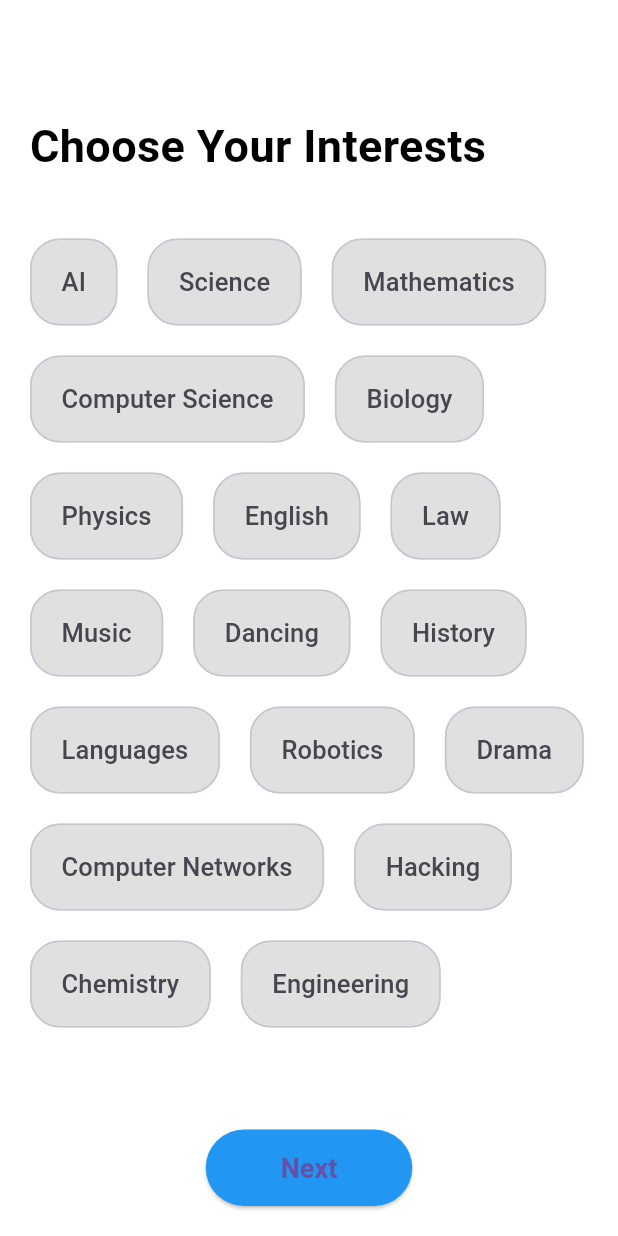
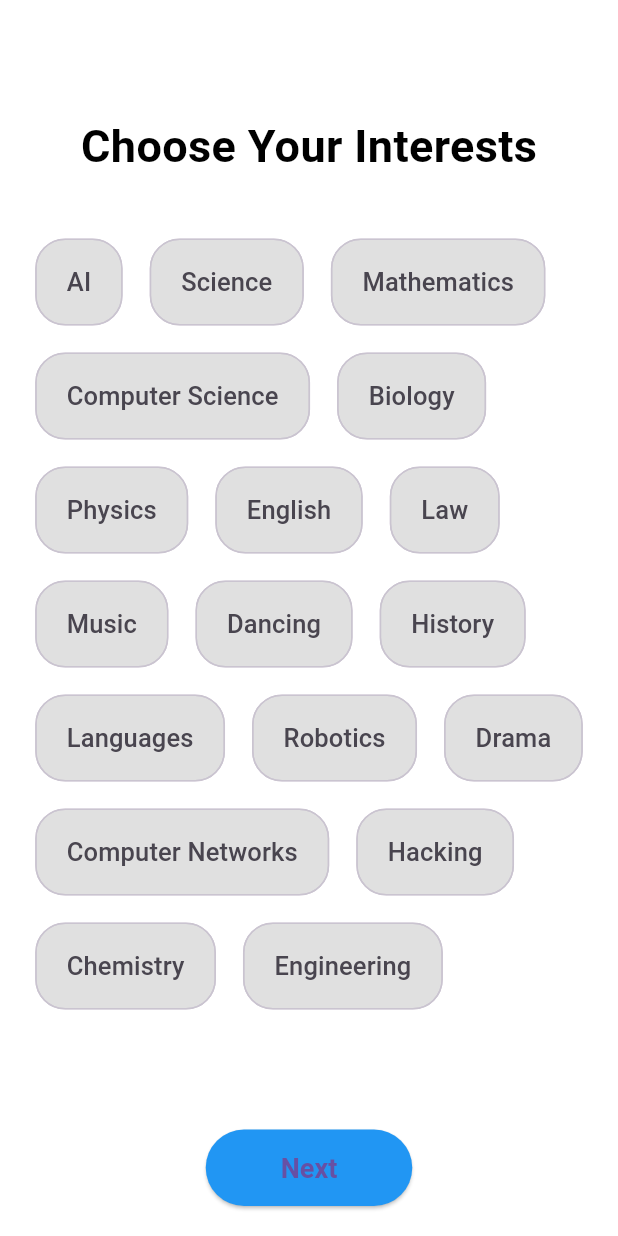
Before and after one commit to AdithyaSean/next-step-flutter, a Flutter app: the screen it shows after launch, on a phone screen of 412 x 824 dp. Run offline on Flutter 3.47's test engine with Material 3 defaults, Android fonts, the phone set to English and light mode, and no system bars.

Commit message:
update interest.dart

```diff
--- a/lib/interest.dart
+++ b/lib/interest.dart
@@ -40,7 +40,7 @@ class _InterestsPageState extends State<InterestsPage> {
       body: Padding(
         padding: const EdgeInsets.all(20.0),
         child: Column(
-          crossAxisAlignment: CrossAxisAlignment.start,
+          crossAxisAlignment: CrossAxisAlignment.center,
           children: [
             Text(
               'Choose Your Interests',
@@ -48,14 +48,12 @@ class _InterestsPageState extends State<InterestsPage> {
                 color: Colors.black,
                 fontSize: 30,
                 fontWeight: FontWeight.bold,
-
               ),
-              textAlign: TextAlign.center,
             ),
             SizedBox(height: 40,),
             Wrap(
-              spacing: 20.0,
-              runSpacing: 20.0,
+              spacing: 18.0,
+              runSpacing: 18.0,
               children: interests.map((interest) {
                 bool isSelected = selectedInterests.contains(interest);
                 return ChoiceChip(
```
